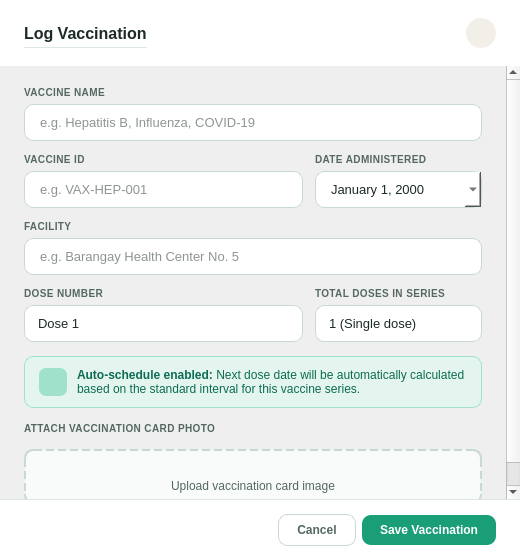
This is src/ui/dialog_add_vaccination.ui in shasheenahdeeneillelumasag/CCC151---Group-Project as Qt 5 draws it before an edit. The edited form follows.
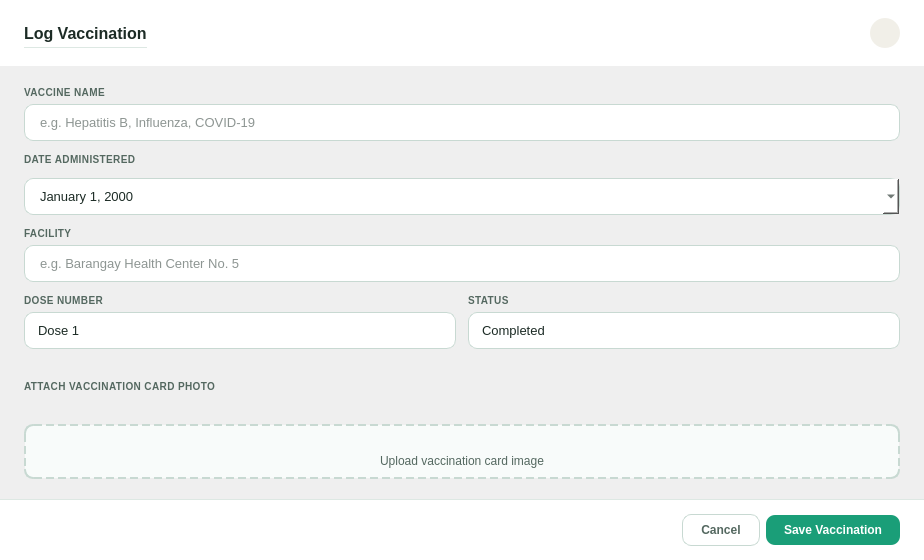
This is the edited form. Icons and pictures are not drawn.

Commit message: reworked add vaccine dialog box and added list all vaccines in CLI

Patch:
```diff
--- a/src/ui/dialog_add_vaccination.ui
+++ b/src/ui/dialog_add_vaccination.ui
@@ -6,7 +6,7 @@
    <rect>
     <x>0</x>
     <y>0</y>
-    <width>520</width>
+    <width>924</width>
     <height>560</height>
    </rect>
   </property>
@@ -113,6 +113,14 @@
       <bool>true</bool>
      </property>
      <widget class="QWidget" name="widget">
+      <property name="geometry">
+       <rect>
+        <x>0</x>
+        <y>0</y>
+        <width>903</width>
+        <height>437</height>
+       </rect>
+      </property>
       <layout class="QVBoxLayout">
        <property name="spacing">
         <number>14</number>
@@ -130,113 +138,47 @@
         <number>20</number>
        </property>
        <item>
-        <layout class="QGridLayout">
+        <layout class="QGridLayout" name="_2">
          <property name="spacing">
           <number>12</number>
          </property>
-         <item row="0" column="0" colspan="2">
+         <item row="4" column="1">
           <layout class="QVBoxLayout">
            <property name="spacing">
             <number>5</number>
            </property>
            <item>
-            <widget class="QLabel" name="label">
+            <widget class="QLabel" name="label_2">
              <property name="styleSheet">
               <string>QLabel { font-size: 10px; font-weight: bold; color: #546860; letter-spacing: 0.4px; }</string>
              </property>
              <property name="text">
-              <string>VACCINE NAME</string>
+              <string>STATUS</string>
              </property>
             </widget>
            </item>
            <item>
-            <widget class="QLineEdit" name="inputVaccineName">
-             <property name="placeholderText">
-              <string>e.g. Hepatitis B, Influenza, COVID-19</string>
-             </property>
+            <widget class="QComboBox" name="inputVaccineStatus">
+             <item>
+              <property name="text">
+               <string>Completed</string>
+              </property>
+             </item>
+             <item>
+              <property name="text">
+               <string>Pending</string>
+              </property>
+             </item>
+             <item>
+              <property name="text">
+               <string>Missed</string>
+              </property>
+             </item>
             </widget>
            </item>
           </layout>
          </item>
-         <item row="1" column="0">
-          <layout class="QVBoxLayout">
-           <property name="spacing">
-            <number>5</number>
-           </property>
-           <item>
-            <widget class="QLabel" name="label">
-             <property name="styleSheet">
-              <string>QLabel { font-size: 10px; font-weight: bold; color: #546860; letter-spacing: 0.4px; }</string>
-             </property>
-             <property name="text">
-              <string>VACCINE ID</string>
-             </property>
-            </widget>
-           </item>
-           <item>
-            <widget class="QLineEdit" name="inputVaccineId">
-             <property name="placeholderText">
-              <string>e.g. VAX-HEP-001</string>
-             </property>
-            </widget>
-           </item>
-          </layout>
-         </item>
-         <item row="1" column="1">
-          <layout class="QVBoxLayout">
-           <property name="spacing">
-            <number>5</number>
-           </property>
-           <item>
-            <widget class="QLabel" name="label">
-             <property name="styleSheet">
-              <string>QLabel { font-size: 10px; font-weight: bold; color: #546860; letter-spacing: 0.4px; }</string>
-             </property>
-             <property name="text">
-              <string>DATE ADMINISTERED</string>
-             </property>
-            </widget>
-           </item>
-           <item>
-            <widget class="QDateEdit" name="inputDateAdmin">
-             <property name="locale">
-              <locale language="English" country="AmericanSamoa" />
-             </property>
-             <property name="displayFormat">
-              <string>MMMM d, yyyy</string>
-             </property>
-             <property name="calendarPopup">
-              <bool>true</bool>
-             </property>
-            </widget>
-           </item>
-          </layout>
-         </item>
-         <item row="2" column="0" colspan="2">
-          <layout class="QVBoxLayout">
-           <property name="spacing">
-            <number>5</number>
-           </property>
-           <item>
-            <widget class="QLabel" name="label">
-             <property name="styleSheet">
-              <string>QLabel { font-size: 10px; font-weight: bold; color: #546860; letter-spacing: 0.4px; }</string>
-             </property>
-             <property name="text">
-              <string>FACILITY</string>
-             </property>
-            </widget>
-           </item>
-           <item>
-            <widget class="QLineEdit" name="inputFacility">
-             <property name="placeholderText">
-              <string>e.g. Barangay Health Center No. 5</string>
-             </property>
-            </widget>
-           </item>
-          </layout>
-         </item>
-         <item row="3" column="0">
+         <item row="4" column="0">
           <layout class="QVBoxLayout">
            <property name="spacing">
             <number>5</number>
@@ -285,7 +227,7 @@
            </item>
           </layout>
          </item>
-         <item row="3" column="1">
+         <item row="3" column="0" colspan="2">
           <layout class="QVBoxLayout">
            <property name="spacing">
             <number>5</number>
@@ -296,92 +238,68 @@
               <string>QLabel { font-size: 10px; font-weight: bold; color: #546860; letter-spacing: 0.4px; }</string>
              </property>
              <property name="text">
-              <string>TOTAL DOSES IN SERIES</string>
+              <string>FACILITY</string>
              </property>
             </widget>
            </item>
            <item>
-            <widget class="QComboBox" name="inputTotalDoses">
+            <widget class="QLineEdit" name="inputFacility">
+             <property name="placeholderText">
+              <string>e.g. Barangay Health Center No. 5</string>
+             </property>
+            </widget>
+           </item>
+          </layout>
+         </item>
+         <item row="0" column="0" colspan="2">
+          <layout class="QVBoxLayout">
+           <property name="spacing">
+            <number>5</number>
+           </property>
+           <item>
+            <widget class="QLabel" name="label">
              <property name="styleSheet">
-              <string>QComboBox { border: 1px solid #C8D9D2; border-radius: 9px; padding: 9px 13px; font-size: 13px; background: #FFF; } QComboBox::drop-down { border: none; width: 24px; }</string>
+              <string>QLabel { font-size: 10px; font-weight: bold; color: #546860; letter-spacing: 0.4px; }</string>
              </property>
-             <item>
-              <property name="text">
-               <string>1 (Single dose)</string>
-              </property>
-             </item>
-             <item>
-              <property name="text">
-               <string>2 doses</string>
-              </property>
-             </item>
-             <item>
-              <property name="text">
-               <string>3 doses</string>
-              </property>
-             </item>
+             <property name="text">
+              <string>VACCINE NAME</string>
+             </property>
             </widget>
            </item>
+           <item>
+            <widget class="QLineEdit" name="inputVaccineName">
+             <property name="placeholderText">
+              <string>e.g. Hepatitis B, Influenza, COVID-19</string>
+             </property>
+            </widget>
+           </item>
           </layout>
          </item>
+         <item row="2" column="0" colspan="2">
+          <widget class="QDateEdit" name="inputDate">
+           <property name="locale">
+            <locale language="English" country="AmericanSamoa"/>
+           </property>
+           <property name="displayFormat">
+            <string>MMMM d, yyyy</string>
+           </property>
+           <property name="calendarPopup">
+            <bool>true</bool>
+           </property>
+          </widget>
+         </item>
+         <item row="1" column="0" colspan="2">
+          <widget class="QLabel" name="dateLabel">
+           <property name="styleSheet">
+            <string>QLabel { font-size: 10px; font-weight: bold; color: #546860; letter-spacing: 0.4px; }</string>
+           </property>
+           <property name="text">
+            <string>DATE ADMINISTERED</string>
+           </property>
+          </widget>
+         </item>
         </layout>
        </item>
-       <item>
-        <widget class="QFrame" name="autoBox">
-         <layout class="QHBoxLayout">
-          <property name="spacing">
-           <number>10</number>
-          </property>
-          <property name="leftMargin">
-           <number>14</number>
-          </property>
-          <property name="topMargin">
-           <number>11</number>
-          </property>
-          <property name="rightMargin">
-           <number>14</number>
-          </property>
-          <property name="bottomMargin">
-           <number>11</number>
-          </property>
-          <item>
-           <widget class="QLabel" name="label">
-            <property name="minimumSize">
-             <size>
-              <width>28</width>
-              <height>28</height>
-             </size>
-            </property>
-            <property name="maximumSize">
-             <size>
-              <width>28</width>
-              <height>28</height>
-             </size>
-            </property>
-            <property name="styleSheet">
-             <string>QLabel { background: #9FE1CB; border-radius: 7px;
-    }</string>
-            </property>
-            <property name="pixmap"><pixmap><normaloff>:/assets/ic_auto.svg</normaloff>:/assets/ic_auto.svg</pixmap></property>
-     <property name="scaledContents"><bool>true</bool></property>
-           </widget>
-          </item>
-          <item>
-           <widget class="QLabel" name="autoScheduleLabel">
-            <property name="styleSheet">
-             <string>QLabel { font-size: 12px; color: #0D6B52; line-height: 1.5; }</string>
-            </property>
-            <property name="text">
-             <string>&lt;b&gt;Auto-schedule enabled:&lt;/b&gt; Next dose date will be automatically calculated based on the standard interval for this vaccine series.</string>
-            </property>
-            <property name="wordWrap">
-             <bool>true</bool>
-            </property>
-           </widget>
-          </item>
-         </layout>
-        </widget>
-       </item>
        <item>
         <widget class="QLabel" name="label">
          <property name="styleSheet">
```
Left out of the diff: 24 changed lines with no effect on the pictures. The commit also changes 2 other files.
